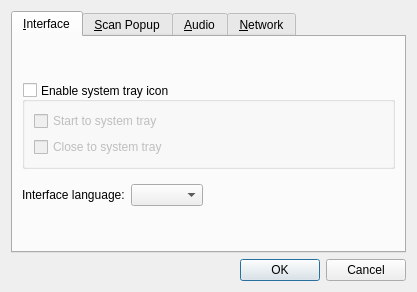
Before: the Qt Designer form src/preferences.ui in goldendict/goldendict, drawn with Qt 5.
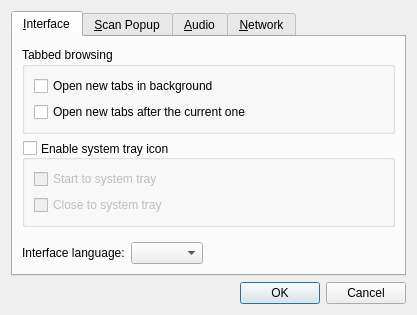
After: the same form once the commit is applied.

Commit message: + Options to open tabs in background and open tabs after the current one added.

```diff
--- a/src/preferences.ui
+++ b/src/preferences.ui
@@ -40,6 +40,39 @@
          </property>
         </spacer>
        </item>
+       <item>
+        <widget class="QGroupBox" name="groupBox">
+         <property name="title">
+          <string>Tabbed browsing</string>
+         </property>
+         <layout class="QVBoxLayout" name="verticalLayout_11">
+          <item>
+           <widget class="QCheckBox" name="newTabsOpenInBackground">
+            <property name="toolTip">
+             <string>Normally, opening a new tab switches to it immediately.
+With this on however, new tabs will be opened without
+switching to them.</string>
+            </property>
+            <property name="text">
+             <string>Open new tabs in background</string>
+            </property>
+           </widget>
+          </item>
+          <item>
+           <widget class="QCheckBox" name="newTabsOpenAfterCurrentOne">
+            <property name="toolTip">
+             <string>With this on, new tabs are opened just after the
+current, active one. Otherwise they are added to
+be the last ones.</string>
+            </property>
+            <property name="text">
+             <string>Open new tabs after the current one</string>
+            </property>
+           </widget>
+          </item>
+         </layout>
+        </widget>
+       </item>
        <item>
         <widget class="QGroupBox" name="enableTrayIcon">
          <property name="toolTip">
```
The commit also changes 5 other files.
